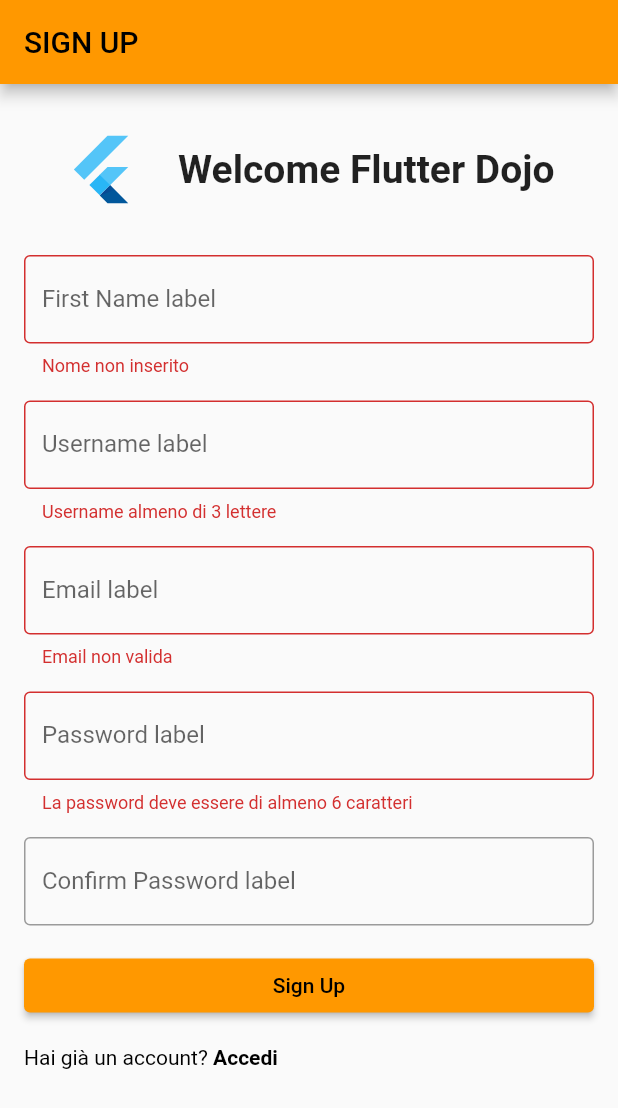
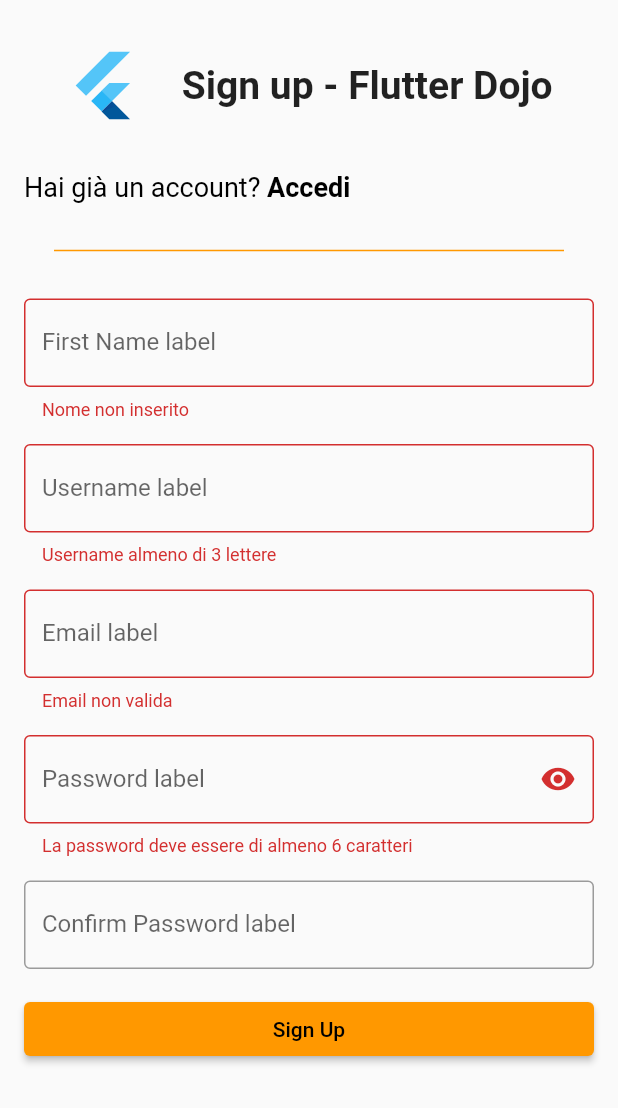
Before and after one commit to giandifra/flutter-dojo-2022, a Flutter app: the SignUpScreen screen opened directly, after a tap on "Sign Up", on a phone screen of 412 x 824 dp. Shown: the top 1108 px of the screen. Run offline on Flutter 3.47's test engine with Material 2 defaults, Android fonts, the phone set to English and light mode, and no system bars; our stand-ins replace email_validator, flutter_riverpod, flutter_signin_button.

Commit message:
Update sign_up.dart
- added toggle icon button for oscure text
- UI adjustment

```diff
--- a/lib/ui/screens/sign_up.dart
+++ b/lib/ui/screens/sign_up.dart
@@ -26,10 +26,6 @@
   @override
   Widget build(BuildContext context) {
     return Scaffold(
-      appBar: AppBar(
-        title: Text('SIGN UP'),
-
-      ),
       body: SafeArea(
         child: Form(
           key: _formSignUpKey,
@@ -41,17 +37,45 @@
                   mainAxisAlignment: MainAxisAlignment.spaceEvenly,
                   children: const [
                     FlutterLogo(size: 50),
-                    Text('Welcome Flutter Dojo',
+                    Text('Sign up - Flutter Dojo',
                         style: TextStyle(fontSize: 26, fontWeight: FontWeight.bold)),
                   ],
                 ),
                 const SizedBox(height: 32),
+                RichText(
+                  text: TextSpan(
+                    style: const TextStyle(
+                        color: Colors.black,
+                        fontSize: 18,
+                    ),
+                    text: 'Hai già un account? ',
+                    children: [
+                      TextSpan(
+                        text: 'Accedi',
+                        style: const TextStyle(fontWeight: FontWeight.bold),
+                        recognizer: TapGestureRecognizer()
+                          ..onTap = () {
+                            print('Voglio accedere');
+                            Navigator.pop(context);
+                          },
+                      ),
+                    ],
+                  ),
+                ),
+                const Divider(
+                  height: 64,
+                  thickness: 1,
+                  endIndent: 20,
+                  indent: 20,
+                  color: Colors.orange,
+                ),
                 MyTextField(
                   controller: fnController,
                   hintText: 'First Name',
                   labelText: 'First Name label',
                   validator: (input) {
                     if (input!.isEmpty) return "Nome non inserito";
+                    return null;
                   },
                 ),
                 const SizedBox(height: 16),
@@ -78,6 +102,7 @@
                     }
                     return null;
                   },
+                  keyboardType: TextInputType.emailAddress,
                 ),
                 const SizedBox(height: 16),
                 MyTextField(
@@ -91,6 +116,12 @@
                     return null;
                   },
                   obscureText: obscureText,
+                  suffix: IconButton(
+                    onPressed: () => setState(() {
+                      obscureText = !obscureText;
+                    }),
+                    icon: Icon(obscureText ? Icons.visibility : Icons.visibility_off),
+                  ),
                 ),
                 const SizedBox(height: 16),
                 MyTextField(
@@ -98,24 +129,12 @@
                   hintText: 'Confirm Password',
                   labelText: 'Confirm Password label',
                   validator: (input) {
-                    if (input == null) return null;
-                    if (input != passwordController.text) {
+                    if (input! != passwordController.text) {
                       return 'La password non corrisponde';
                     }
                     return null;
                   },
                   obscureText: obscureText,
-                  /*suffix: IconButton(
-                    icon: Padding(
-                      padding: const EdgeInsets.only(top: 15.0),
-                      child: Icon(
-                      obscureText ? Icons.visibility_outlined : Icons.visibility_off_outlined,
-                    ),),
-                    onPressed: () {
-                      setState(() {
-                        obscureText = !obscureText;
-                      });
-                    },),*/
                 ),
                 const SizedBox(height: 16),
                 Consumer(
@@ -149,45 +168,17 @@
                           ? const Padding(
                               padding: EdgeInsets.all(4.0),
                               child: CircularProgressIndicator(
-                          backgroundColor: Colors.white,
-                        ),
-                      )
-                          : Text('Sign Up'),
+                                backgroundColor: Colors.white,
+                              ),
+                            )
+                          : const Text('Sign Up'),
                     );
                   },
                 ),
-                const SizedBox(height: 16),
-                RichText(
-                  text: TextSpan(
-                    style: TextStyle(color: Colors.black),
-                    text: 'Hai già un account? ',
-                    children: [
-                      TextSpan(
-                        text: 'Accedi',
-                        style: TextStyle(fontWeight: FontWeight.bold),
-                        recognizer: TapGestureRecognizer()
-                          ..onTap = () {
-                            print('Voglio accedere');
-                            Navigator.pop(context);
-                            /*Navigator.push(
-                              context,
-                              MaterialPageRoute(
-                                builder: (context) => SignInScreen(),
-                              ),
-                            );*/
-                          },
-                      ),
-                    ],
-                  ),
-                ),
-                /*ElevatedButton(onPressed: (){
-            Navigator.of(context).pop();
-            },
-            child: Text('Indietro'))*/
 
               ],
+          ),
         ),
-      ),
       ),
     );
   }
```
